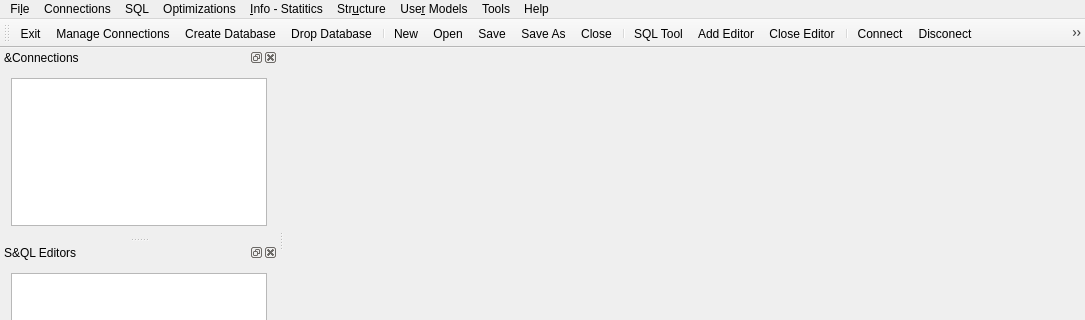
Before: the Qt Designer form GUI/pgdbatool/mainwindow.ui in marcotcal/PG-DBA-Tools, drawn with Qt 5; both pictures show x 0 to 1085 and y 0 to 320 of the 1085 by 690 pixel window.
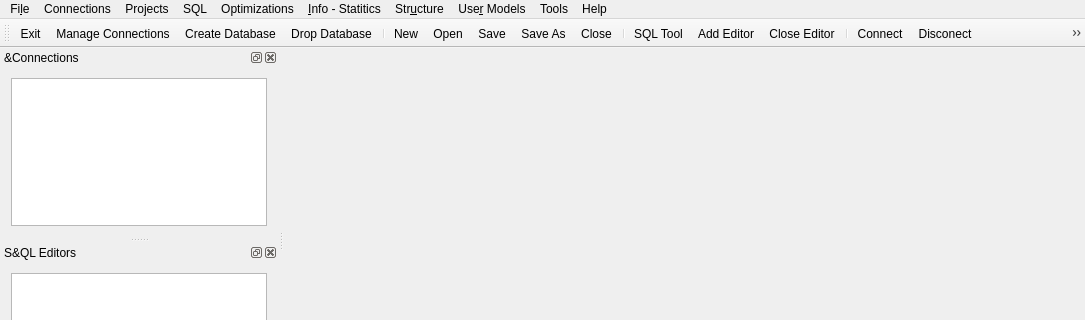
After: the same form once the commit is applied. Icons and pictures are not drawn.

What changed in the file:
```diff
--- a/GUI/pgdbatool/mainwindow.ui
+++ b/GUI/pgdbatool/mainwindow.ui
@@ -190,8 +190,19 @@
     <addaction name="actionWorkers_Settings"/>
     <addaction name="actionOther_Planner_Related_Settings"/>
    </widget>
+   <widget class="QMenu" name="menuProjects">
+    <property name="title">
+     <string>Projects</string>
+    </property>
+    <addaction name="actionNew_Project"/>
+    <addaction name="actionOpen_Project"/>
+    <addaction name="actionClose_Project"/>
+    <addaction name="separator"/>
+    <addaction name="actionProject_Options"/>
+   </widget>
    <addaction name="menuFile"/>
    <addaction name="menuConnections"/>
+   <addaction name="menuProjects"/>
    <addaction name="menuSQL"/>
    <addaction name="menuOptimizations"/>
    <addaction name="menuStatitics"/>
```
Left out of the diff: 20 changed lines with no effect on the pictures.
